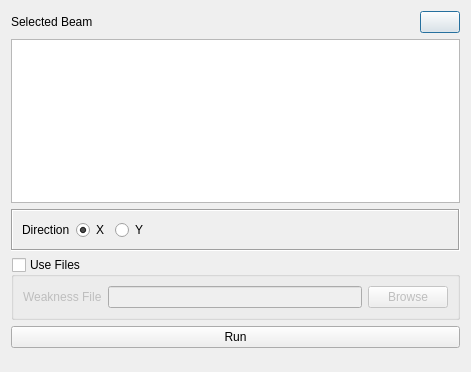
Old version of the form widgets/weakness.ui in the repository ebrahimraeyat/civilTools.
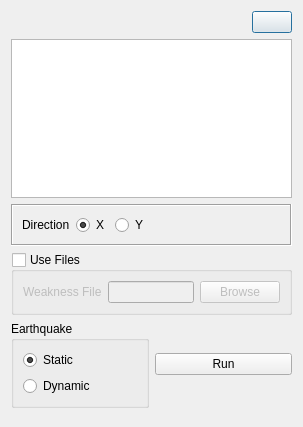
New version of the form. Icons and pictures are not drawn.

Commit message: Add dynamic for weakness structure

The edit to the form file:
```diff
--- a/widgets/weakness.ui
+++ b/widgets/weakness.ui
@@ -6,20 +6,32 @@
    <rect>
     <x>0</x>
     <y>0</y>
-    <width>471</width>
-    <height>372</height>
+    <width>303</width>
+    <height>427</height>
    </rect>
   </property>
   <property name="windowTitle">
    <string>Strength in Weakened Structure</string>
   </property>
-  <layout class="QVBoxLayout" name="verticalLayout">
+  <layout class="QVBoxLayout" name="verticalLayout_2">
    <item>
     <layout class="QHBoxLayout" name="horizontalLayout">
      <item>
       <widget class="QLabel" name="label">
+       <property name="maximumSize">
+        <size>
+         <width>40</width>
+         <height>40</height>
+        </size>
+       </property>
        <property name="text">
-        <string>Selected Beam</string>
+        <string/>
+       </property>
+       <property name="pixmap">
+        <pixmap resource="../civiltools.qrc">:/civiltools/images/beams.svg</pixmap>
+       </property>
+       <property name="scaledContents">
+        <bool>true</bool>
        </property>
       </widget>
      </item>
@@ -48,6 +60,12 @@
         <iconset resource="../civiltools.qrc">
          <normaloff>:/civiltools/images/refresh.svg</normaloff>:/civiltools/images/refresh.svg</iconset>
        </property>
+       <property name="iconSize">
+        <size>
+         <width>40</width>
+         <height>40</height>
+        </size>
+       </property>
       </widget>
      </item>
     </layout>
@@ -137,6 +155,34 @@
     </widget>
    </item>
    <item>
+    <layout class="QHBoxLayout" name="horizontalLayout_3">
+     <item>
+      <widget class="QGroupBox" name="groupBox">
+       <property name="title">
+        <string>Earthquake</string>
+       </property>
+       <layout class="QVBoxLayout" name="verticalLayout">
+        <item>
+         <widget class="QRadioButton" name="static_radiobutton">
+          <property name="text">
+           <string>Static</string>
+          </property>
+          <property name="checked">
+           <bool>true</bool>
+          </property>
+         </widget>
+        </item>
+        <item>
+         <widget class="QRadioButton" name="dynamic_analysis_groupbox">
+          <property name="text">
+           <string>Dynamic</string>
+          </property>
+         </widget>
+        </item>
+       </layout>
+      </widget>
+     </item>
+     <item>
     <widget class="QPushButton" name="run">
      <property name="text">
       <string>Run</string>
@@ -147,11 +193,13 @@
      </property>
      <property name="iconSize">
       <size>
-       <width>60</width>
-       <height>60</height>
+         <width>90</width>
+         <height>90</height>
       </size>
      </property>
     </widget>
+     </item>
+    </layout>
    </item>
    <item>
     <spacer name="verticalSpacer">
```
Lines whose indentation alone changed are shown as unchanged. The commit also changes 2 other files.
